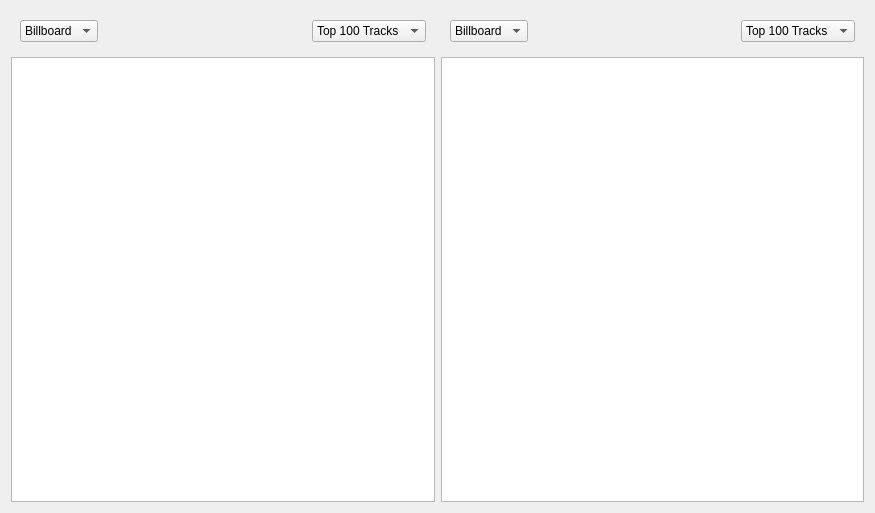
tomahawk-player/tomahawk, file src/libtomahawk/widgets/whatshotwidget.ui: the form before one commit.
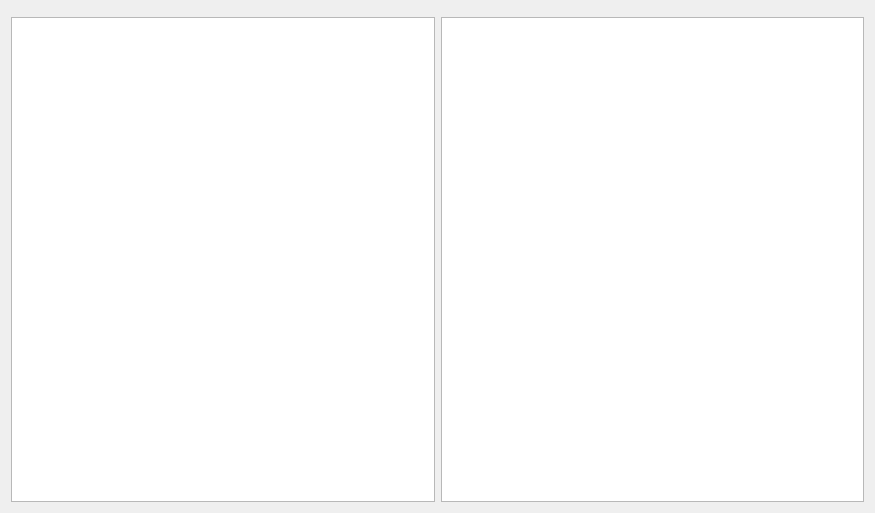
The form after the commit. Custom widgets are drawn as their Qt base class.

Commit message: Replace the comboboxes in the whatshot widget with the breadcrumb. No data model yet, that is coming soon.

```diff
--- a/src/libtomahawk/widgets/whatshotwidget.ui
+++ b/src/libtomahawk/widgets/whatshotwidget.ui
@@ -14,67 +14,7 @@
    <item>
     <layout class="QVBoxLayout" name="verticalLayout">
      <item>
-      <widget class="HeaderWidget" name="bg1">
-       <layout class="QHBoxLayout" name="horizontalLayout">
-        <item>
-         <widget class="ComboBox" name="sourceComobLeft">
-          <property name="sizeAdjustPolicy">
-           <enum>QComboBox::AdjustToContentsOnFirstShow</enum>
-          </property>
-          <property name="iconSize">
-           <size>
-            <width>0</width>
-            <height>0</height>
-           </size>
-          </property>
-          <item>
-           <property name="text">
-            <string>Billboard</string>
-           </property>
-          </item>
-          <item>
-           <property name="text">
-            <string>Last.fm</string>
-           </property>
-          </item>
-          <item>
-           <property name="text">
-            <string>iTunes</string>
-           </property>
-          </item>
-          <item>
-           <property name="text">
-            <string/>
-           </property>
-          </item>
-         </widget>
-        </item>
-        <item>
-         <spacer name="horizontalSpacer">
-          <property name="orientation">
-           <enum>Qt::Horizontal</enum>
-          </property>
-          <property name="sizeHint" stdset="0">
-           <size>
-            <width>40</width>
-            <height>5</height>
-           </size>
-          </property>
-         </spacer>
-        </item>
-        <item>
-         <widget class="ComboBox" name="typeComboLeft">
-          <property name="sizeAdjustPolicy">
-           <enum>QComboBox::AdjustToContentsOnFirstShow</enum>
-          </property>
-          <item>
-           <property name="text">
-            <string>Top 100 Tracks</string>
-           </property>
-          </item>
-         </widget>
-        </item>
-       </layout>
+      <widget class="HeaderBreadCrumb" name="breadCrumbLeft">
       </widget>
      </item>
      <item>
@@ -92,67 +32,7 @@
    <item>
     <layout class="QVBoxLayout" name="verticalLayout_2">
      <item>
-      <widget class="HeaderWidget" name="bg2" native="true">
-       <layout class="QHBoxLayout" name="horizontalLayout_3">
-        <item>
-         <widget class="ComboBox" name="sourceComboRight">
-          <property name="sizeAdjustPolicy">
-           <enum>QComboBox::AdjustToContentsOnFirstShow</enum>
-          </property>
-          <property name="iconSize">
-           <size>
-            <width>0</width>
-            <height>0</height>
-           </size>
-          </property>
-          <item>
-           <property name="text">
-            <string>Billboard</string>
-           </property>
-          </item>
-          <item>
-           <property name="text">
-            <string>Last.fm</string>
-           </property>
-          </item>
-          <item>
-           <property name="text">
-            <string>iTunes</string>
-           </property>
-          </item>
-          <item>
-           <property name="text">
-            <string/>
-           </property>
-          </item>
-         </widget>
-        </item>
-        <item>
-         <spacer name="horizontalSpacer_3">
-          <property name="orientation">
-           <enum>Qt::Horizontal</enum>
-          </property>
-          <property name="sizeHint" stdset="0">
-           <size>
-            <width>40</width>
-            <height>5</height>
-           </size>
-          </property>
-         </spacer>
-        </item>
-        <item>
-         <widget class="ComboBox" name="typeComboRight">
-          <property name="sizeAdjustPolicy">
-           <enum>QComboBox::AdjustToContentsOnFirstShow</enum>
-          </property>
-          <item>
-           <property name="text">
-            <string>Top 100 Tracks</string>
-           </property>
-          </item>
-         </widget>
-        </item>
-       </layout>
+      <widget class="HeaderBreadCrumb" name="breadCrumbRight">
       </widget>
      </item>
      <item>
@@ -181,12 +61,7 @@
    <header location="global">artistview.h</header>
   </customwidget>
   <customwidget>
-   <class>ComboBox</class>
-   <extends>QComboBox</extends>
-   <header location="global">widgets/combobox.h</header>
-  </customwidget>
-  <customwidget>
-   <class>HeaderWidget</class>
+   <class>HeaderBreadCrumb</class>
    <extends>QWidget</extends>
    <header location="global">widgets/HeaderWidget.h</header>
   </customwidget>
```
Left out of the diff: 2 changed lines with no effect on the pictures. The commit also changes 1 other file.
